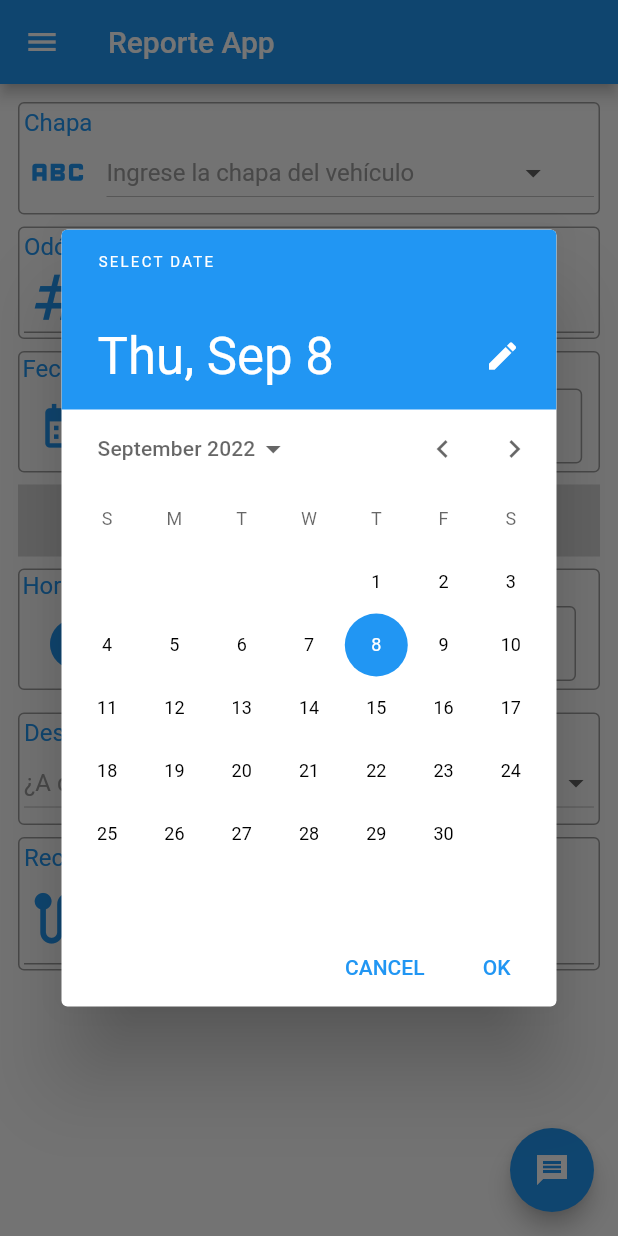
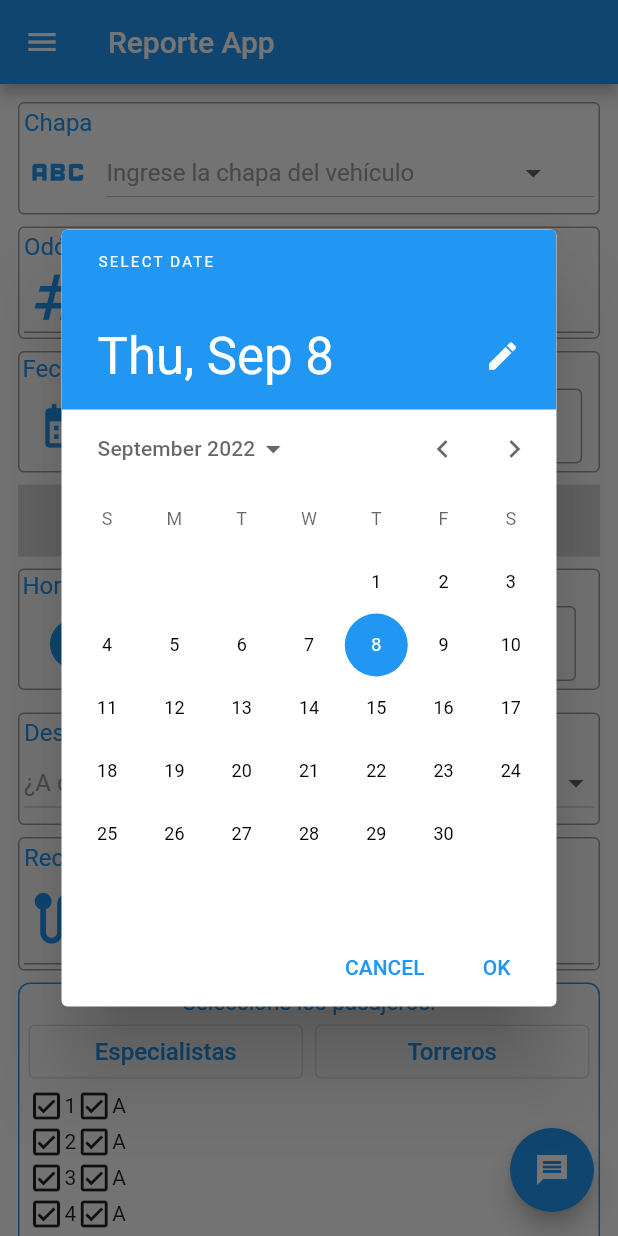
Before and after one commit to eptardio95/Reporte, a Flutter app: the screen it shows after launch, after a tap on "Seleccionar Fecha", on a phone screen of 412 x 824 dp. Run offline on Flutter 3.47's test engine with Material 2 defaults, Android fonts, the phone set to English and light mode, and no system bars; our stand-ins replace image_picker, shared_preferences, url_launcher_web; missing offline and left inert: image_picker_for_web.

Commit message:
Dandole forma al front

```diff
--- a/lib/ui/pages/form_page.dart
+++ b/lib/ui/pages/form_page.dart
@@ -3,6 +3,7 @@ import 'package:inicial/controllers/reporte_controller.dart';
 import 'package:inicial/models/reporte_modelo.dart';
 import 'package:inicial/ui/widgets/chapa_dropdown_button_widget.dart';
 import 'package:inicial/ui/widgets/destinatario_dropdown_button_widget.dart';
+import 'package:inicial/ui/widgets/pasajeros_widget.dart';
 import 'package:inicial/ui/widgets/recorrido_textfield_widget.dart';
 
 import '../widgets/fecha_widget.dart';
@@ -74,6 +75,10 @@ class _FormularioState extends State<Formulario> {
 
             ///Recorrido///
             RecorridoTextfieldWidget(),
+
+            SizedBox(height: 8.0),
+
+            PasajerosWidget(),
           ]),
         ),
       ),
--- /dev/null
+++ b/lib/ui/widgets/pasajeros_widget.dart
@@ -0,0 +1,91 @@
+import 'package:flutter/material.dart';
+
+class PasajerosWidget extends StatefulWidget {
+  const PasajerosWidget({Key? key}) : super(key: key);
+
+  @override
+  State<PasajerosWidget> createState() => _PasajerosWidgetState();
+}
+
+class _PasajerosWidgetState extends State<PasajerosWidget> {
+  @override
+  Widget build(BuildContext context) {
+    return Container(
+      decoration: BoxDecoration(
+          borderRadius: BorderRadius.circular(8),
+          border: Border.all(color: Theme.of(context).primaryColor)),
+      padding: EdgeInsets.fromLTRB(6, 3, 6, 3),
+      child: Column(
+        children: [
+          Text("Seleccione los pasajeros:",
+              style: TextStyle(
+                  color: Theme.of(context).primaryColor, fontSize: 15)),
+          Row(
+            mainAxisAlignment: MainAxisAlignment.spaceBetween,
+            children: [
+              Expanded(
+                child: OutlinedButton(
+                  onPressed: () {},
+                  child: Text("Especialistas", style: TextStyle(fontSize: 16)),
+                ),
+              ),
+              SizedBox(width: 8),
+              Expanded(
+                child: OutlinedButton(
+                    onPressed: () {},
+                    child: Text("Torreros", style: TextStyle(fontSize: 16))),
+              ),
+            ],
+          ),
+          Container(
+            child: Column(
+              children: [
+                Row(
+                  children: [
+
+                    Icon(Icons.check_box_outlined),
+                    Text("1"),
+                    Icon(Icons.check_box_outlined),
+                    Text("A"),
+                  ],
+                ),
+                Row(
+                  children: [
+                    Icon(Icons.check_box_outlined),
+                    Text("2"),
+                    Icon(Icons.check_box_outlined),
+                    Text("A"),
+                  ],
+                ),
+                Row(
+                  children: [
+                    Icon(Icons.check_box_outlined),
+                    Text("3"),
+                    Icon(Icons.check_box_outlined),
+                    Text("A"),
+                  ],
+                ),
+                Row(
+                  children: [
+                    Icon(Icons.check_box_outlined),
+                    Text("4"),
+                    Icon(Icons.check_box_outlined),
+                    Text("A"),
+                  ],
+                ),
+                Row(
+                  children: [
+                    Icon(Icons.check_box_outlined),
+                    Text("5"),
+                    Icon(Icons.check_box_outlined),
+                    Text("A"),
+                  ],
+                ),
+              ],
+            ),
+          ),
+        ],
+      ),
+    );
+  }
+}
```
